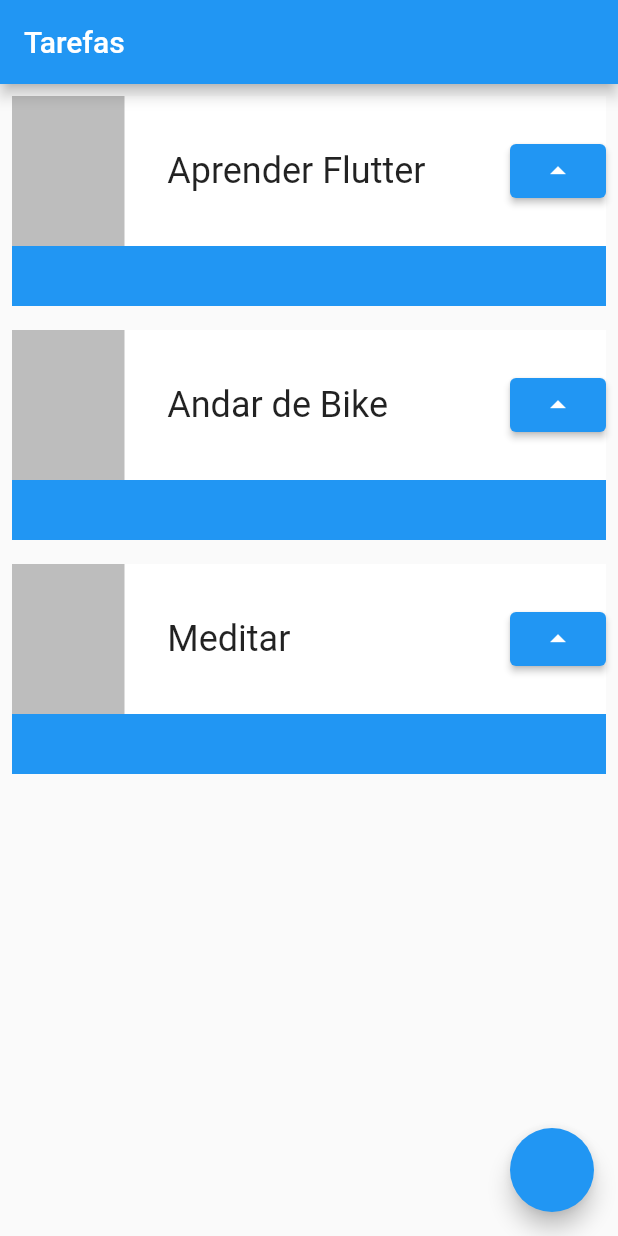
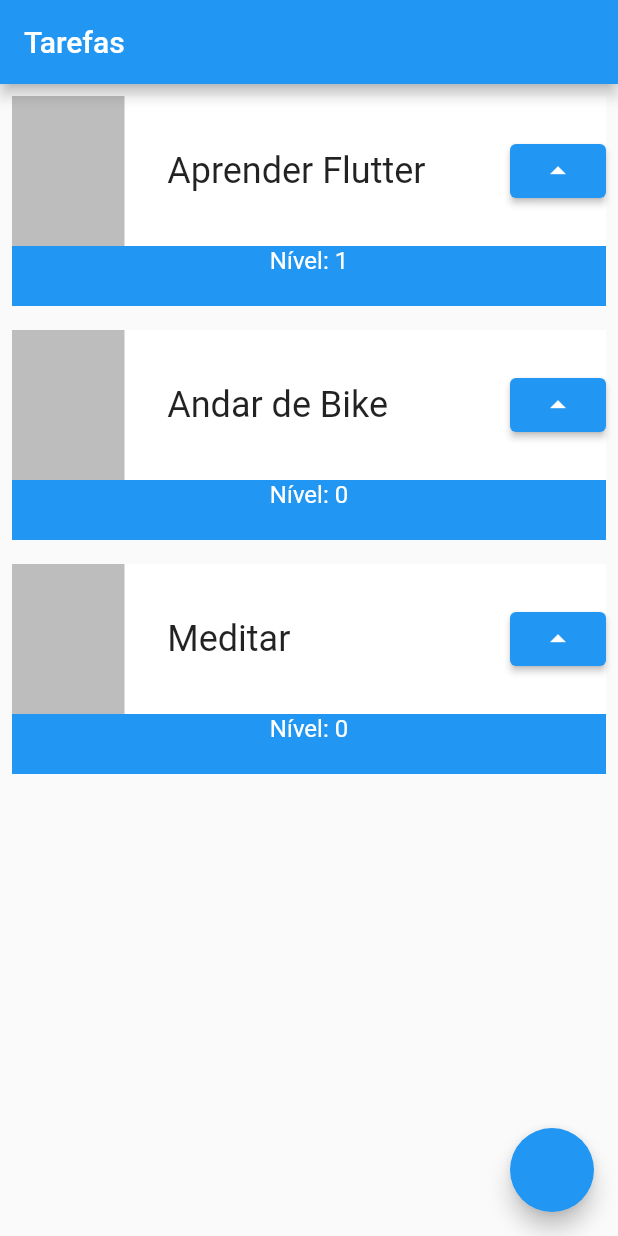
Before and after one commit to Lohuama/Flutter, a Flutter app: the screen it shows after launch, after a tap on the "arrow drop up" icon, on a phone screen of 412 x 824 dp. Run offline on Flutter 3.47's test engine with Material 2 defaults, Android fonts, the phone set to English and light mode, and no system bars.

```diff
--- a/lib/main.dart
+++ b/lib/main.dart
@@ -21,8 +21,7 @@ class MyApp extends StatelessWidget {
         ),
         body: ListView(
           children: [
-            Task(
-                'Aprender Flutter'),
+            Task('Aprender Flutter'),
             Task("Andar de Bike"),
             Task("Meditar"),
           ],
@@ -33,10 +32,16 @@ class MyApp extends StatelessWidget {
   }
 }
 
-class Task extends StatelessWidget {
+class Task extends StatefulWidget {
   final String nome;
   const Task(this.nome, {Key? key}) : super(key: key);
 
+  @override
+  State<Task> createState() => _TaskState();
+}
+
+class _TaskState extends State<Task> {
+  int nivel = 0;
   @override
   Widget build(BuildContext context) {
     return Padding(
@@ -48,6 +53,7 @@ class Task extends StatelessWidget {
               color: Colors.blue,
               height: 140,
             ),
+            Column(children: [
               Container(
                 color: Colors.white,
                 height: 100,
@@ -62,16 +68,27 @@ class Task extends StatelessWidget {
                     Container(
                       width: 200,
                       child: Text(
-                      nome,
+                        widget.nome,
                         style: TextStyle(
                             fontSize: 24, overflow: TextOverflow.ellipsis),
                       ),
                     ),
                     ElevatedButton(
-                      onPressed: () {}, child: Icon(Icons.arrow_drop_up))
+                        onPressed: () {
+                          setState(() {
+                            nivel++;
+                          });
+                          print(nivel);
+                        },
+                        child: Icon(Icons.arrow_drop_up))
                   ],
                 ),
               ),
+              Text(
+                'Nível: $nivel',
+                style: TextStyle(color: Colors.white, fontSize: 16),
+              )
+            ]),
           ],
         )));
   }
```
Lines whose indentation alone changed are shown as unchanged.
